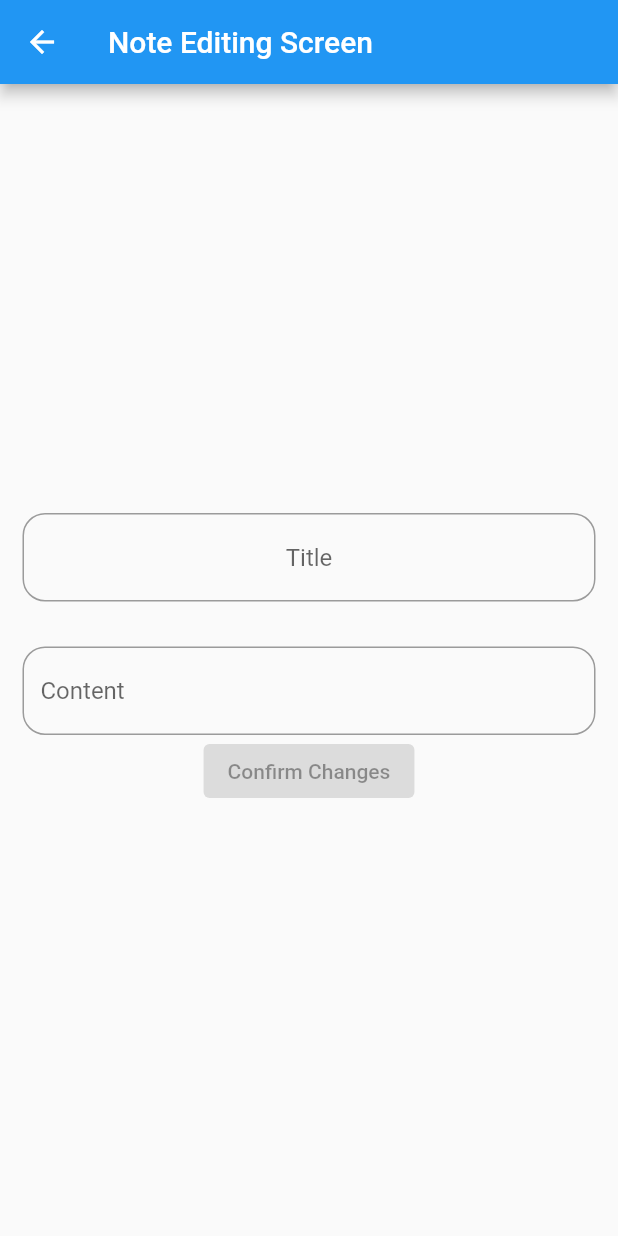
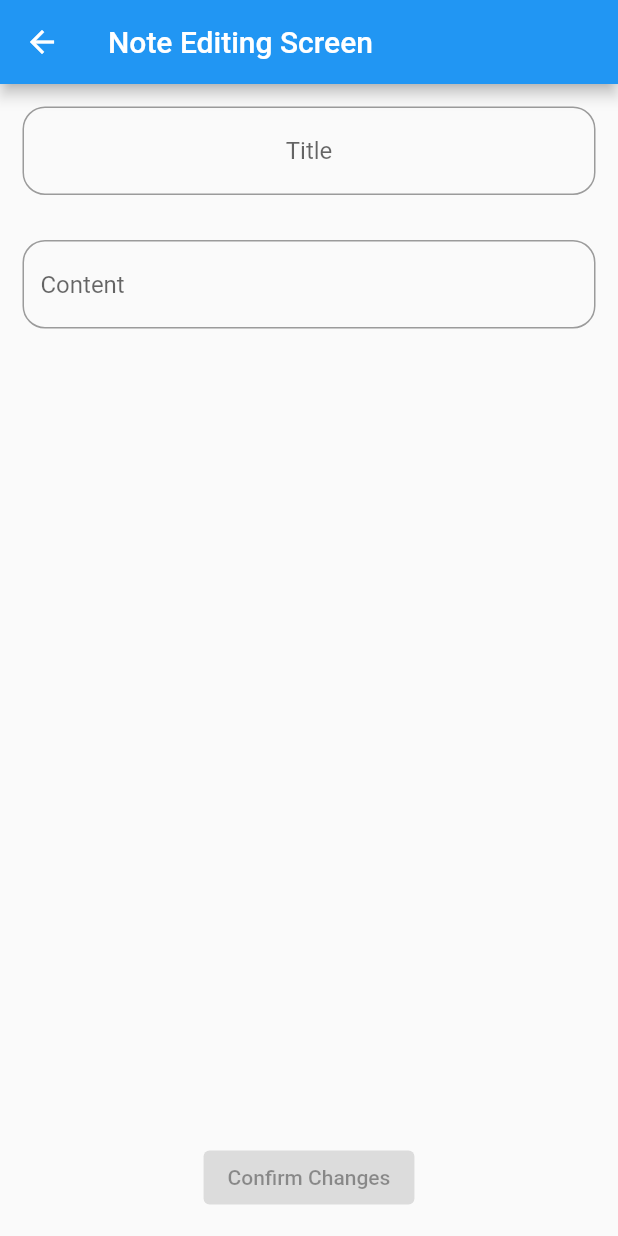
Before and after one commit to berkebalci/Your-NotePad, a Flutter app: what bottomSheet() shows on an empty page, opened directly with empty values, after a tap on the "edit" icon, on a phone screen of 412 x 824 dp. Run offline on Flutter 3.47's test engine with Material 2 defaults, Android fonts, the phone set to English and light mode, and no system bars; our stand-ins replace cloud_firestore, firebase_auth, firebase_core, flutter_riverpod, google_sign_in; accounts and stored records are empty; network calls fail.

Commit message:
Minor Update

```diff
--- a/lib/Utils/utils.dart
+++ b/lib/Utils/utils.dart
@@ -102,7 +102,8 @@ class Utils {
                   child: Container(
                     padding: const EdgeInsets.all(15),
                     child: Column(
-                      mainAxisSize: MainAxisSize.min,
+                      mainAxisAlignment: MainAxisAlignment.start
+                      ,mainAxisSize: MainAxisSize.min,
                       children: [
                         Row(
                           mainAxisAlignment: MainAxisAlignment.spaceBetween
--- a/lib/screens/AddingNoteScreen.dart
+++ b/lib/screens/AddingNoteScreen.dart
@@ -38,6 +38,7 @@ class _AddingNoteScreenState extends State<AddingNoteScreen> {
   @override
   Widget build(BuildContext context) {
     return Scaffold(
+
       appBar: AppBar(
         title: Row(
             mainAxisAlignment: MainAxisAlignment.center,
@@ -45,6 +46,8 @@ class _AddingNoteScreenState extends State<AddingNoteScreen> {
       ),
       body: Padding(
         padding: const EdgeInsets.all(14.0),
+        child: Center(
+          child: SingleChildScrollView(
             child: Column(mainAxisAlignment: MainAxisAlignment.center, children: [
               TextField(
                 textAlign: TextAlign.center,
@@ -99,6 +102,8 @@ class _AddingNoteScreenState extends State<AddingNoteScreen> {
               )
             ]),
           ),
+        ),
+      ),
     );
   }
 }
--- a/lib/screens/EditingNote.dart
+++ b/lib/screens/EditingNote.dart
@@ -85,13 +85,15 @@ class _EditingNoteScreenState extends State<EditingNoteScreen> {
           SizedBox(
             height: 30,
           ),
-          TextField(
+          Expanded(
+            child: TextField(
                 onChanged: onChanged,
                 controller: contentcontroller,
                 decoration: InputDecoration(
                     border: OutlineInputBorder(
                         borderRadius: BorderRadius.circular(15)),
                     hintText: "Content")),
+          ),
           ElevatedButton(
               onPressed: isConfirmButtonvisible
                   ? () {
```
Lines whose indentation alone changed are shown as unchanged.
